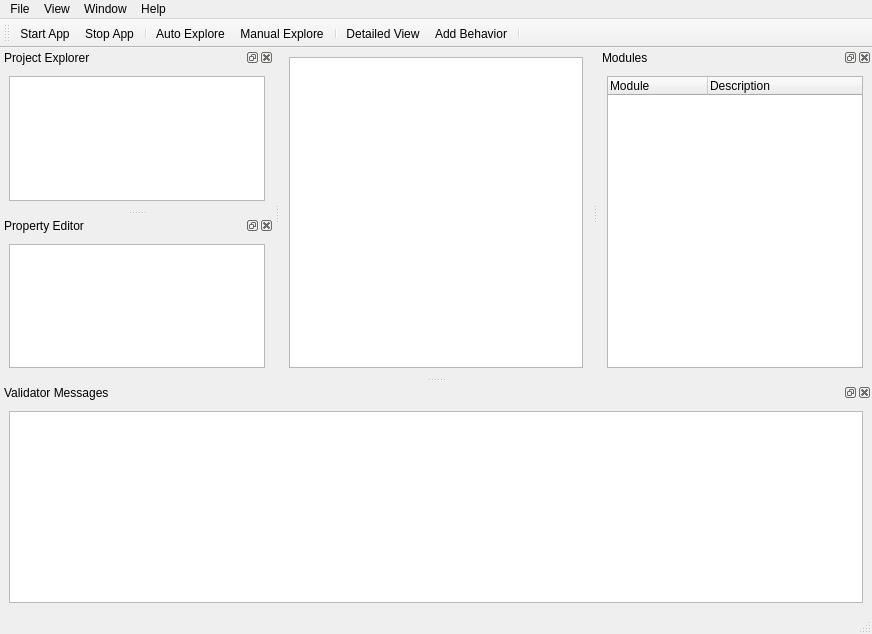
First picture: the form in src/gui/ui/facileview.ui, repository facade-technologies-inc/facile, before the edit.
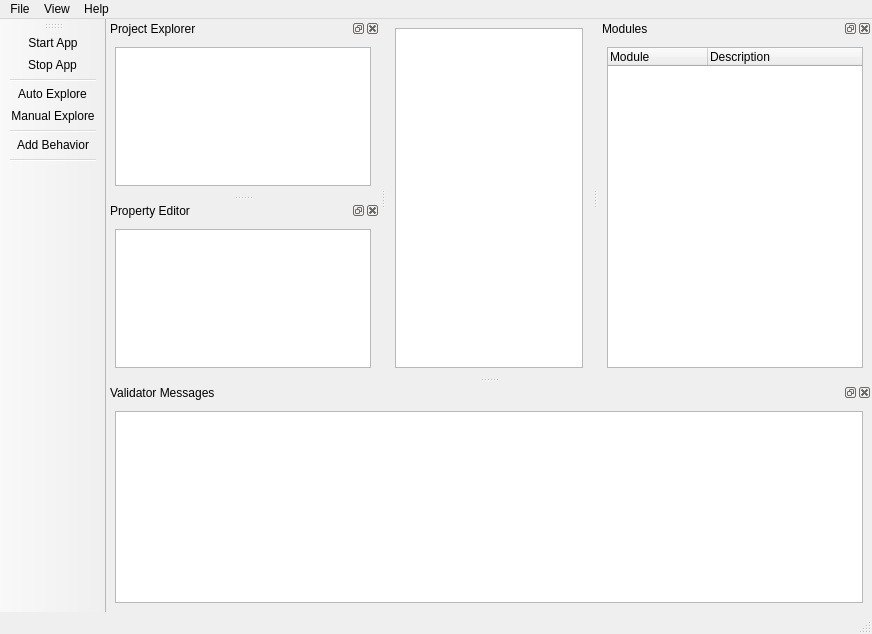
Second picture: the form after the edit. Icons and pictures are not drawn.

Diff of the .ui file:
```diff
--- a/src/gui/ui/facileview.ui
+++ b/src/gui/ui/facileview.ui
@@ -34,7 +34,7 @@
      <x>0</x>
      <y>0</y>
      <width>872</width>
-     <height>21</height>
+     <height>25</height>
     </rect>
    </property>
    <widget class="QMenu" name="menuFile">
@@ -62,17 +62,6 @@
     <addaction name="separator"/>
     <addaction name="actionManage_Project"/>
    </widget>
-   <widget class="QMenu" name="menuWindow">
-    <property name="title">
-     <string>Window</string>
-    </property>
-    <addaction name="actionProject_Tree"/>
-    <addaction name="actionProperty_Editor"/>
-    <addaction name="actionTarget_GUI_Model"/>
-    <addaction name="actionAPI_Builder"/>
-    <addaction name="actionAPI_Modules"/>
-    <addaction name="actionValidator"/>
-   </widget>
    <widget class="QMenu" name="menuHelp">
     <property name="title">
      <string>Help</string>
@@ -87,7 +76,6 @@
    </widget>
    <addaction name="menuFile"/>
    <addaction name="menuView"/>
-   <addaction name="menuWindow"/>
    <addaction name="menuHelp"/>
   </widget>
   <widget class="QStatusBar" name="statusbar"/>
@@ -170,7 +158,7 @@
     <string>toolBar</string>
    </property>
    <attribute name="toolBarArea">
-    <enum>TopToolBarArea</enum>
+    <enum>LeftToolBarArea</enum>
    </attribute>
    <attribute name="toolBarBreak">
     <bool>false</bool>
@@ -181,7 +169,6 @@
    <addaction name="actionAutoExplore"/>
    <addaction name="actionManualExplore"/>
    <addaction name="separator"/>
-   <addaction name="actionDetailed_View"/>
    <addaction name="actionAdd_Behavior"/>
    <addaction name="separator"/>
   </widget>
@@ -257,7 +244,7 @@
     <bool>true</bool>
    </property>
    <property name="text">
-    <string>Detailed View</string>
+    <string>Show Component Images</string>
    </property>
   </action>
   <action name="actionAutoExplore">
```
Left out of the diff: 101 changed lines with no effect on the pictures.
